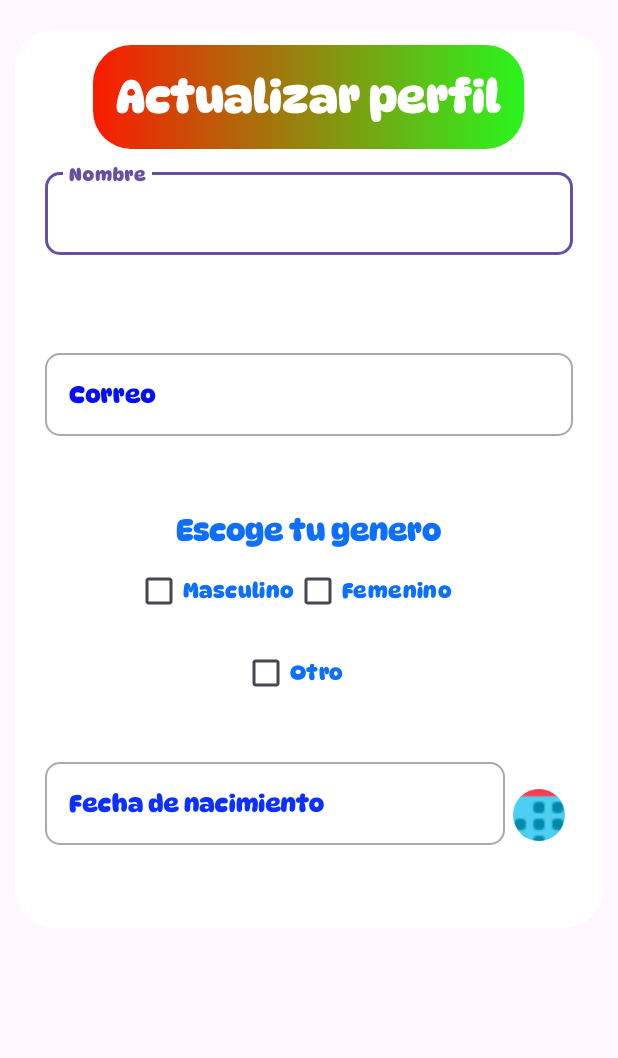
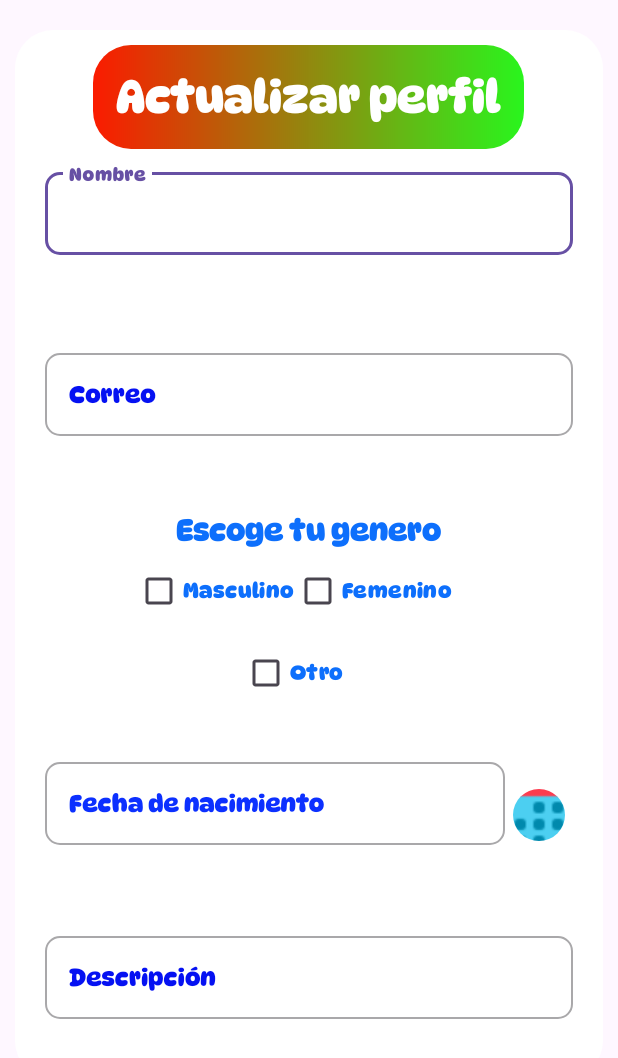
Before and after one commit to AndresFelipe077/Mis-Primeros-Auxilitos-APP, an Android app: the layout edit_profile.xml on its own in the app's theme, with its tools: preview values and no code run, on a phone screen of 412 x 824 dp. Shown: the top 1058 px of the screen. Run offline under Robolectric (Android 15) with nearby library versions, the phone set to English and light mode, and no system bars.

Commit message:
Add input of description in profile

```diff
--- a/app/src/main/java/com/auxilitos/mis_primeros_auxilitos/model/request/UserRequest.kt
+++ b/app/src/main/java/com/auxilitos/mis_primeros_auxilitos/model/request/UserRequest.kt
@@ -5,5 +5,5 @@ data class UserRequest(
   val email: String,
   val genero: String,
   val fechaNacimiento: String,
-  //val description: String
+  val description: String?
 )
--- a/app/src/main/java/com/auxilitos/mis_primeros_auxilitos/registro/Profile.kt
+++ b/app/src/main/java/com/auxilitos/mis_primeros_auxilitos/registro/Profile.kt
@@ -56,6 +56,7 @@ class Profile : AppCompatActivity(), View.OnClickListener {
     private lateinit var tvEmail: TextView
     private lateinit var tvCheckBox: TextView
     private lateinit var tvFechaNacimiento: TextView
+  private lateinit var tvDescription: EditText
 
     private lateinit var cerrarSesion: Button
 
@@ -129,6 +130,7 @@ class Profile : AppCompatActivity(), View.OnClickListener {
         tvEmail                 = view.findViewById(R.id.tvEmail)
         tvCheckBox              = view.findViewById(R.id.tvCheckBox)
         tvFechaNacimiento       = view.findViewById(R.id.tvFechaNacimiento)
+        tvDescription           = view.findViewById(R.id.description)
 
         btnSeleccionarFecha.setOnClickListener(this)
 
@@ -154,7 +156,8 @@ class Profile : AppCompatActivity(), View.OnClickListener {
                     name.text.toString(),
                     email.text.toString(),
                     checkBoxValidate(checkMasculino, checkFemenino, checkOtro),
-                    fechaNacimientoEditText.text.toString()
+                    fechaNacimientoEditText.text.toString(),
+                    tvDescription.text.toString()
                   )
 
                   toast.toastSuccess(this, "Perfil", "Perfil editado correctamente")
--- a/app/src/main/res/layout/edit_profile.xml
+++ b/app/src/main/res/layout/edit_profile.xml
@@ -278,6 +278,40 @@
                 app:errorEnabled="true"
                 app:errorIconDrawable="@null"/>
 
+            <ScrollView
+                android:layout_width="match_parent"
+                android:layout_height="wrap_content"
+                tools:ignore="NestedScrolling">
+
+                <com.google.android.material.textfield.TextInputLayout
+                    android:id="@+id/tlDescription"
+                    style="@style/Widget.MaterialComponents.TextInputLayout.OutlinedBox"
+                    android:layout_width="match_parent"
+                    android:layout_height="wrap_content"
+                    android:layout_margin="10sp"
+                    android:layout_marginTop="15sp"
+                    android:hint="@string/descripcion"
+                    android:textColor="#0511F2"
+                    android:textColorHint="#0511F2"
+                    app:boxBackgroundMode="outline"
+                    app:boxCornerRadiusBottomEnd="10dp"
+                    app:boxCornerRadiusBottomStart="10dp"
+                    app:boxCornerRadiusTopEnd="10dp"
+                    app:boxCornerRadiusTopStart="10dp"
+                    app:hintAnimationEnabled="true"
+                    app:errorEnabled="true"
+                    app:errorIconDrawable="@null">
+
+                    <com.google.android.material.textfield.TextInputEditText
+                        android:id="@+id/description"
+                        android:layout_width="match_parent"
+                        android:layout_height="wrap_content"
+                        android:fontFamily="@font/dynapuff"
+                        android:textColor="#0511F2"
+                        android:textColorHint="#0511F2" />
+                </com.google.android.material.textfield.TextInputLayout>
+            </ScrollView>
+
 
         </LinearLayout>
 
```
